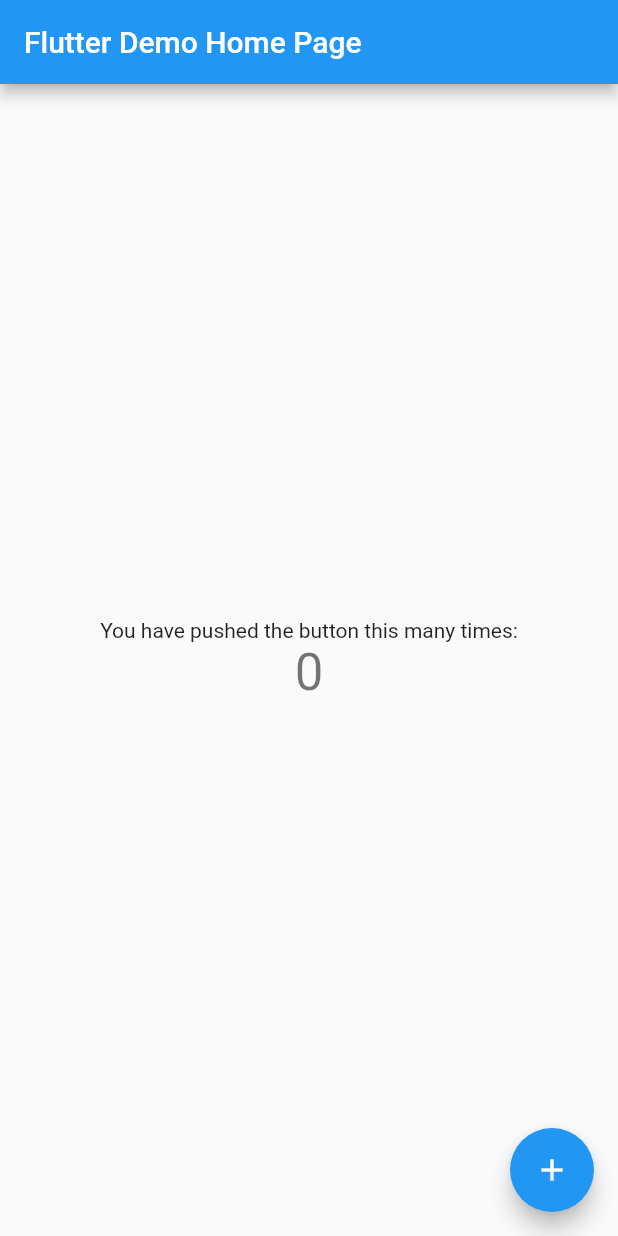
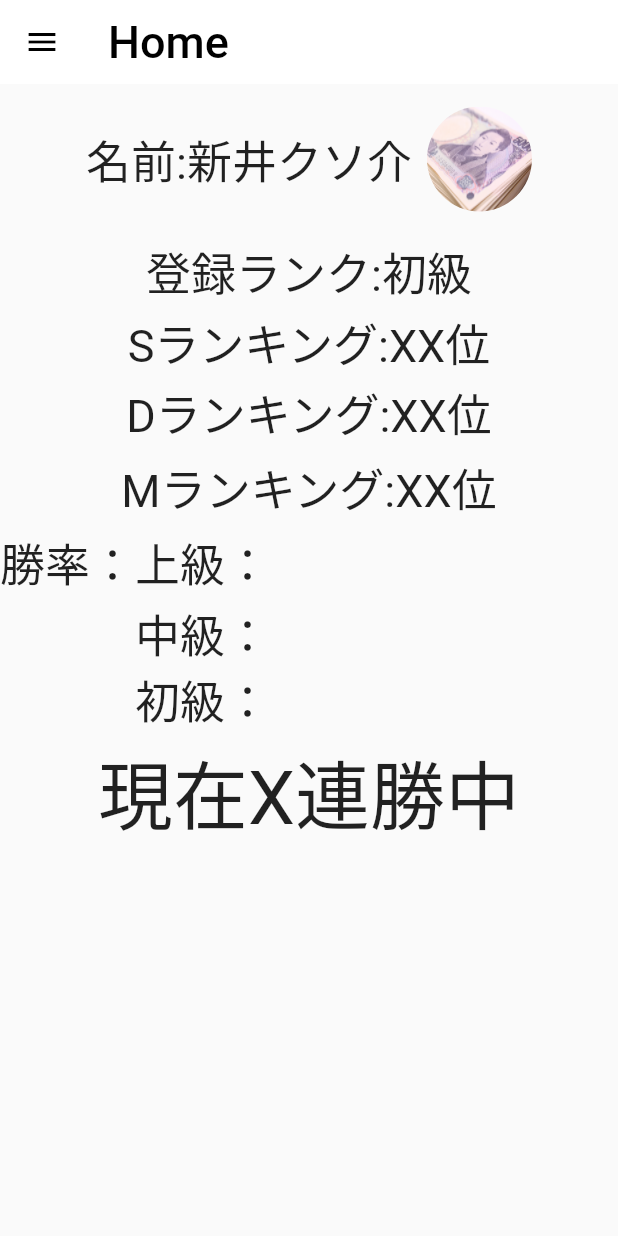
Before and after one commit to yusuke777777/TsuyosukeTennis, a Flutter app: the screen it shows after launch, on a phone screen of 412 x 824 dp. Run offline on Flutter 3.47's test engine with Material 2 defaults, Android fonts, the phone set to English and light mode, and no system bars.

Commit message:
ホーム画面作成

```diff
--- /dev/null
+++ b/lib/HomePage.dart
@@ -0,0 +1,125 @@
+import 'package:flutter/material.dart';
+class HomePage extends StatefulWidget {
+  const HomePage({Key? key}) : super(key: key);
+
+  @override
+  State<HomePage> createState() => _HomePageState();
+}
+
+class _HomePageState extends State<HomePage> {
+
+  void viewHomePage() {
+    setState(() {
+
+    });
+  }
+
+  @override
+  Widget build(BuildContext context) {
+    // This method is rerun every time setState is called, for instance as done
+    // by the _incrementCounter method above.
+    //
+    // The Flutter framework has been optimized to make rerunning build methods
+    // fast, so that you can just rebuild anything that needs updating rather
+    // than having to individually change instances of widgets.
+    return Scaffold(
+        appBar: AppBar(title: const Text("Home",
+          style: TextStyle(
+            color:Colors.black,
+            fontSize: 30,
+          ),
+        ),
+            leading: const Icon(Icons.menu,
+                color:Colors.black),
+            elevation: 0.0,
+            backgroundColor: Colors.white,
+            shadowColor:Colors.white),
+
+        body: Center(
+          //全体をカラムとして表示させる。
+          child: Column(
+              crossAxisAlignment: CrossAxisAlignment.start,
+              children: <Widget>[
+                Row(mainAxisAlignment: MainAxisAlignment.center, children: <Widget>[
+                  SizedBox(
+                    height: 100,
+                  ),
+                  Text('名前:新井クソ介', style: TextStyle(fontSize: 30)), // This trailing comma makes auto-formatting nicer for build methods.
+                  SizedBox(
+                    width:10,
+                  ),
+                  ClipOval(
+                    child: Image.asset(
+                      'images/ans_032.jpg',
+                      width: 70,
+                      height: 70,
+                      fit: BoxFit.fill,
+                    ),
+                  ),
+                ]
+                ),
+
+
+                //登録ランク表示
+                Row(mainAxisAlignment: MainAxisAlignment.center, children: const <Widget>[
+                  SizedBox(
+                    height: 50,
+                  ),
+                  Text('登録ランク:初級', style: TextStyle(fontSize: 30)), // This trailing comma makes auto-formatting nicer for build methods.
+                ]
+                ),
+                //シングルスランキング表示
+                Row(mainAxisAlignment: MainAxisAlignment.center, children: const <Widget>[
+                  SizedBox(
+                    height: 30,
+                  ),
+                  Text('Sランキング:XX位', style: TextStyle(fontSize: 30)), // This trailing comma makes auto-formatting nicer for build methods.
+                ]
+                ),
+                //ダブルスランキング表示
+                Row(mainAxisAlignment: MainAxisAlignment.center, children: const <Widget>[
+                  SizedBox(
+                    height: 50,
+                  ),
+                  Text('Dランキング:XX位', style: TextStyle(fontSize: 30)), // This trailing comma makes auto-formatting nicer for build methods.
+                ]
+                ),
+                //ミックスランキング表示
+                Row(mainAxisAlignment: MainAxisAlignment.center, children: const <Widget>[
+                  SizedBox(
+                    height: 50,
+                  ),
+                  Text('Mランキング:XX位', style: TextStyle(fontSize: 30)), // This trailing comma makes auto-formatting nicer for build methods.
+                ]
+                ),
+                Row(mainAxisAlignment: MainAxisAlignment.start, children: const <Widget>[
+                  SizedBox(
+                    height: 50,
+                  ),
+                  Text('勝率：', style: TextStyle(fontSize: 30)),
+                  Text('上級：', style: TextStyle(fontSize: 30))// This trailing comma makes auto-formatting nicer for build methods.
+                ]
+                ),
+                Row(mainAxisAlignment: MainAxisAlignment.start, children: const <Widget>[
+                  Text('　　　', style: TextStyle(fontSize: 30)),
+                  Text('中級：', style: TextStyle(fontSize: 30))// This trailing comma makes auto-formatting nicer for build methods.
+                ]
+                ),
+                Row(mainAxisAlignment: MainAxisAlignment.start, children: const <Widget>[
+                  Text('　　　', style: TextStyle(fontSize: 30)),
+                  Text('初級：', style: TextStyle(fontSize: 30))// This trailing comma makes auto-formatting nicer for build methods.
+                ]
+                ),
+
+                Row(mainAxisAlignment: MainAxisAlignment.center, children: const <Widget>[
+                  SizedBox(
+                    height: 80,
+                  ),
+                  Text('現在X連勝中', style: TextStyle(fontSize: 50))
+                ])
+              ]
+          ),
+        )
+    );
+  }
+}
--- a/lib/main.dart
+++ b/lib/main.dart
@@ -1,4 +1,6 @@
 import 'package:flutter/material.dart';
+
+import 'HomePage.dart';
 
 void main() {
   runApp(const MyApp());
@@ -11,7 +13,6 @@
   @override
   Widget build(BuildContext context) {
     return MaterialApp(
-      title: 'Flutter Demo',
       theme: ThemeData(
         // This is the theme of your application.
         //
@@ -22,94 +23,9 @@
         // or simply save your changes to "hot reload" in a Flutter IDE).
         // Notice that the counter didn't reset back to zero; the application
         // is not restarted.
-        primarySwatch: Colors.blue,
+        primarySwatch: Colors.red,
       ),
-      home: const MyHomePage(title: 'Flutter Demo Home Page'),
+      home: const HomePage(),
     );
   }
 }
-
-class MyHomePage extends StatefulWidget {
-  const MyHomePage({Key? key, required this.title}) : super(key: key);
-
-  // This widget is the home page of your application. It is stateful, meaning
-  // that it has a State object (defined below) that contains fields that affect
-  // how it looks.
-
-  // This class is the configuration for the state. It holds the values (in this
-  // case the title) provided by the parent (in this case the App widget) and
-  // used by the build method of the State. Fields in a Widget subclass are
-  // always marked "final".
-
-  final String title;
-
-  @override
-  State<MyHomePage> createState() => _MyHomePageState();
-}
-
-class _MyHomePageState extends State<MyHomePage> {
-  int _counter = 0;
-
-  void _incrementCounter() {
-    setState(() {
-      // This call to setState tells the Flutter framework that something has
-      // changed in this State, which causes it to rerun the build method below
-      // so that the display can reflect the updated values. If we changed
-      // _counter without calling setState(), then the build method would not be
-      // called again, and so nothing would appear to happen.
-      _counter++;
-    });
-  }
-
-  @override
-  Widget build(BuildContext context) {
-    // This method is rerun every time setState is called, for instance as done
-    // by the _incrementCounter method above.
-    //
-    // The Flutter framework has been optimized to make rerunning build methods
-    // fast, so that you can just rebuild anything that needs updating rather
-    // than having to individually change instances of widgets.
-    return Scaffold(
-      appBar: AppBar(
-        // Here we take the value from the MyHomePage object that was created by
-        // the App.build method, and use it to set our appbar title.
-        title: Text(widget.title),
-      ),
-      body: Center(
-        // Center is a layout widget. It takes a single child and positions it
-        // in the middle of the parent.
-        child: Column(
-          // Column is also a layout widget. It takes a list of children and
-          // arranges them vertically. By default, it sizes itself to fit its
-          // children horizontally, and tries to be as tall as its parent.
-          //
-          // Invoke "debug painting" (press "p" in the console, choose the
-          // "Toggle Debug Paint" action from the Flutter Inspector in Android
-          // Studio, or the "Toggle Debug Paint" command in Visual Studio Code)
-          // to see the wireframe for each widget.
-          //
-          // Column has various properties to control how it sizes itself and
-          // how it positions its children. Here we use mainAxisAlignment to
-          // center the children vertically; the main axis here is the vertical
-          // axis because Columns are vertical (the cross axis would be
-          // horizontal).
-          mainAxisAlignment: MainAxisAlignment.center,
-          children: <Widget>[
-            const Text(
-              'You have pushed the button this many times:',
-            ),
-            Text(
-              '$_counter',
-              style: Theme.of(context).textTheme.headline4,
-            ),
-          ],
-        ),
-      ),
-      floatingActionButton: FloatingActionButton(
-        onPressed: _incrementCounter,
-        tooltip: 'Increment',
-        child: const Icon(Icons.add),
-      ), // This trailing comma makes auto-formatting nicer for build methods.
-    );
-  }
-}
--- a/pubspec.yaml
+++ b/pubspec.yaml
@@ -57,6 +57,9 @@
   # the material Icons class.
   uses-material-design: true
 
+  assets:
+    - images/
+
   # To add assets to your application, add an assets section, like this:
   # assets:
   #   - images/a_dot_burr.jpeg
```
Also changed, not shown: images/ans_032.jpg (added), images/hair_usuge_middle.jpg (added).
